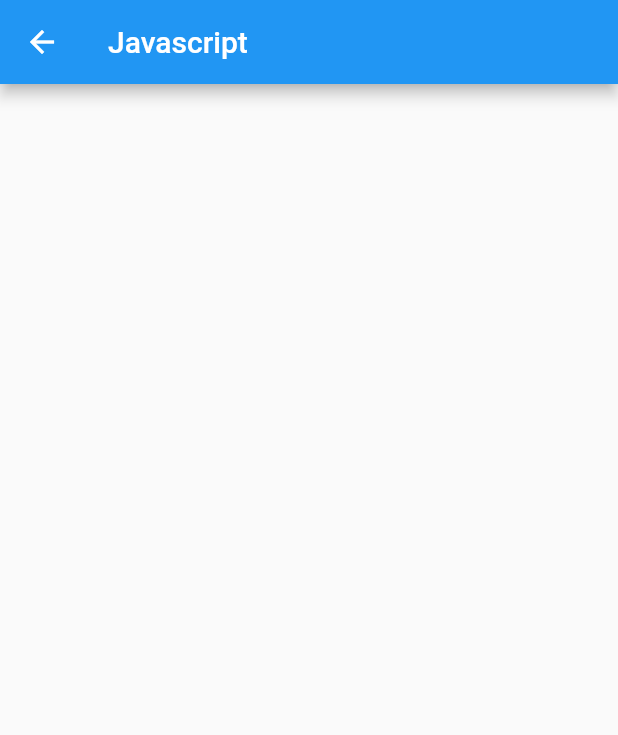
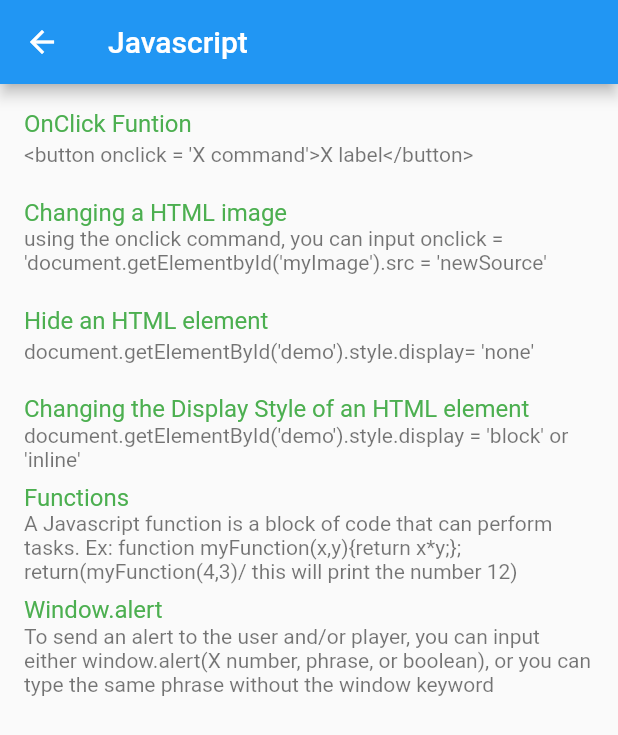
Before and after one commit to arrismo/Dev-Gears, a Flutter app: the JavascriptRoute screen opened directly, on a phone screen of 412 x 824 dp. Shown: the top 735 px of the screen. Run offline on Flutter 3.47's test engine with Material 2 defaults, Android fonts, the phone set to English and light mode, and no system bars.

Commit message:
Javascript and Java Marcus

```diff
--- a/lib/main.dart
+++ b/lib/main.dart
@@ -448,7 +448,47 @@ class JavascriptRoute extends StatelessWidget{
     return Scaffold(
       appBar: AppBar(
         title: Text("Javascript"),
-      )
+      ),
+      body: ListView(
+        children: <Widget>[
+          ListTile(
+            title: Text("OnClick Funtion",
+            style: TextStyle(color: Colors.green),
+            ),
+            subtitle: Text("<button onclick = 'X command'>X label</button>")
+          ),
+          ListTile(
+            title: Text("Changing a HTML image",
+            style: TextStyle(color: Colors.green),
+            ),
+            subtitle: Text("using the onclick command, you can input onclick = 'document.getElementbyId('myImage').src = 'newSource'")
+          ),
+          ListTile(
+            title: Text("Hide an HTML element",
+            style: TextStyle(color: Colors.green),
+            ),
+            subtitle: Text("document.getElementById('demo').style.display= 'none'")
+          ),
+          ListTile(
+            title: Text("Changing the Display Style of an HTML element",
+            style: TextStyle(color: Colors.green),
+            ),
+            subtitle: Text("document.getElementById('demo').style.display = 'block' or 'inline'")
+          ),
+          ListTile(
+            title: Text("Functions",
+            style: TextStyle(color: Colors.green),
+            ),
+            subtitle: Text("A Javascript function is a block of code that can perform tasks. Ex: function myFunction(x,y){return x*y;}; return(myFunction(4,3)/ this will print the number 12)")
+          ),
+          ListTile(
+            title: Text("Window.alert",
+            style: TextStyle(color: Colors.green),
+            ),
+            subtitle: Text("To send an alert to the user and/or player, you can input either window.alert(X number, phrase, or boolean), or you can type the same phrase without the window keyword")
+          ),
+        ],
+      ),
     );
   }
 }
@@ -462,9 +502,50 @@ class JavaRoute extends StatelessWidget{
     return Scaffold(
       appBar: AppBar(
         title: Text("Java"),
-      )
+      ),
+      body: ListView(
+        children: <Widget>[
+          ListTile(
+            title: Text("Print a message",
+            style: TextStyle(color: Colors.green),
+            ),
+            subtitle: Text("public class (file name){public static void main(String[] arg){System.out.println(phrase here);}}")
+          ),
+          ListTile(
+            title: Text("The Main Method",
+            style: TextStyle(color: Colors.green),
+            ),
+            subtitle: Text("Any code inside the main() method will be excecuted: public static void main(String[] args){insert code}")
+          ),
+          ListTile(
+            title: Text("Variables",
+            style: TextStyle(color: Colors.green),
+            ),
+            subtitle: Text("String: Stores Text; int: stores integers; float: floating numbers with decimals; char: stores single characters ie 'a' or 'B'; boolean: stores values that are either true or false")
+          ),
+          ListTile(
+            title: Text("Operators",
+            style: TextStyle(color: Colors.green),
+            ),
+            subtitle: Text("Addition: '+'; Subtraction: '-'; Multiplication: '*'; Division: '/'; Modulus: '%' Returns the division remainder; Increment: '++' Increases the value of a variable by 1; Decrement: '--' Decreases the value of a variable by 1")
+          ),
+          ListTile(
+            title: Text("Locate where an element of a String",
+            style: TextStyle(color: Colors.green),
+            ),
+            subtitle: Text("System.out.println(tx.stringName(soughtOutElement); this will count the amount of characters before the start of the element, counting numbers and letters, spaces are not included")
+          ),
+          ListTile(
+            title: Text("Math.max",
+            style: TextStyle(color: Colors.green),
+            ),
+            subtitle: Text("Using Math.max, you can identify the highest value between x and y: Math.man(5,10) returns 10")
+          ),
+        ],
+      ),
     );
   }
+
 }
 
 class CRoute extends StatelessWidget{
```
Also changed, not shown: 2 other files.
